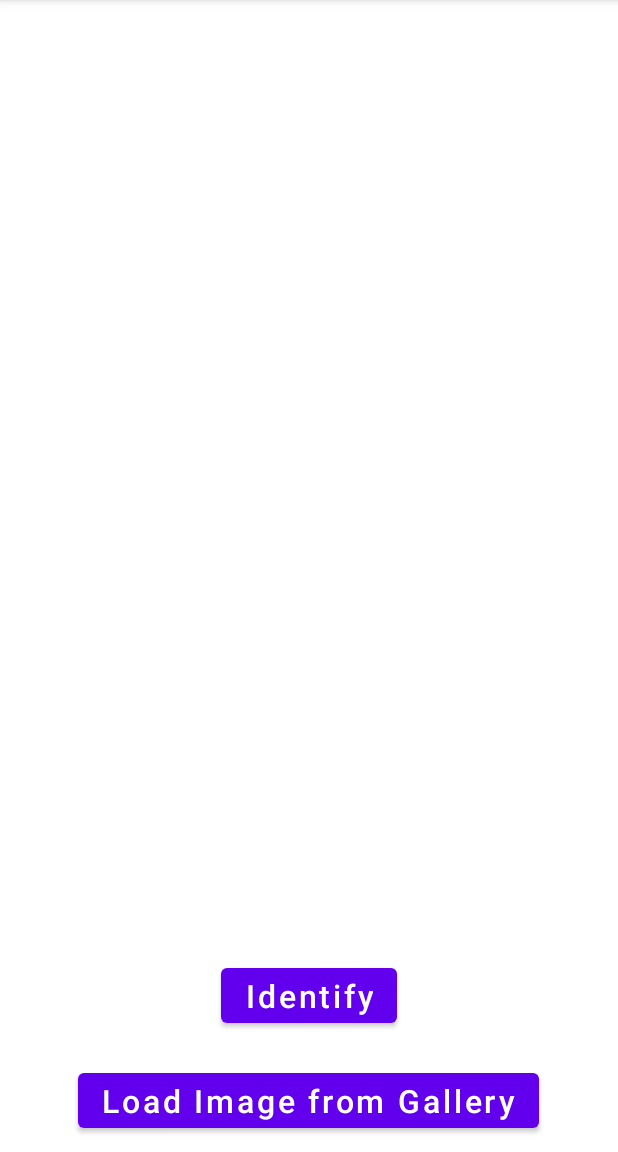
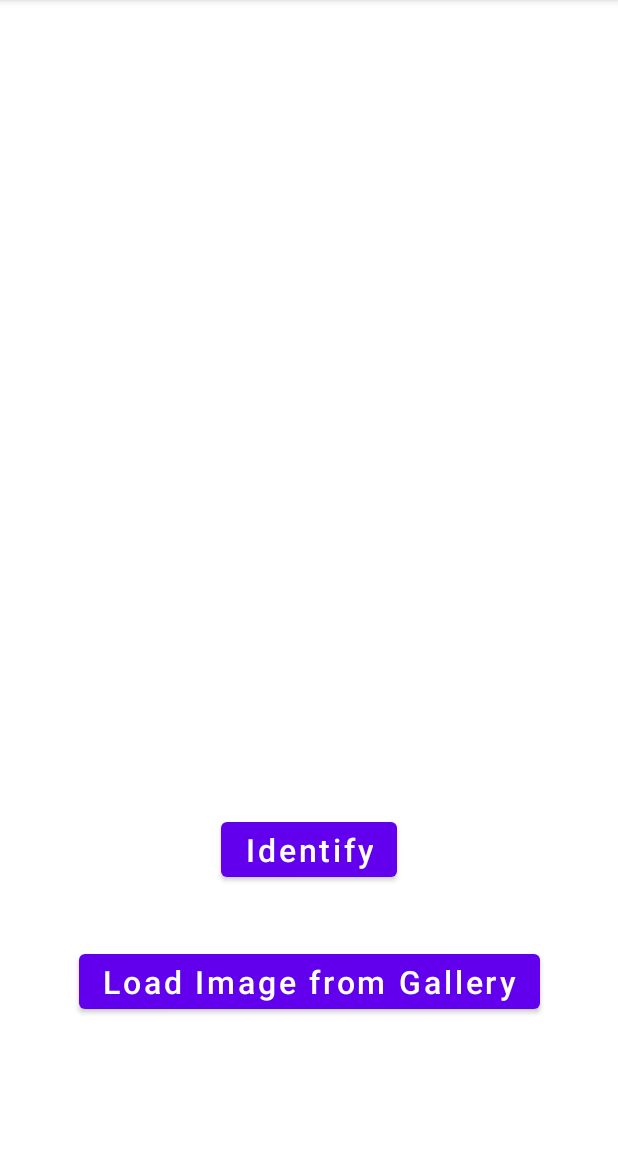
Before and after one commit to hauntedw/ImageClassificationApp, an Android app: the screen it shows after launch (MainActivity), on a phone screen of 412 x 824 dp, the part 84-1236 px from its top. Run offline under Robolectric (Android 15) with nearby library versions, the phone set to English and light mode, and no system bars.

Commit message:
UI Update
Changed UI from a Relative Layout to a constraint based one. Added a text view to display model results

```diff
--- a/app/src/main/res/layout/activity_main.xml
+++ b/app/src/main/res/layout/activity_main.xml
@@ -1,10 +1,25 @@
 <?xml version="1.0" encoding="utf-8"?>
-<RelativeLayout
-    xmlns:android="http://schemas.android.com/apk/res/android"
+<androidx.constraintlayout.widget.ConstraintLayout xmlns:android="http://schemas.android.com/apk/res/android"
+    xmlns:app="http://schemas.android.com/apk/res-auto"
     xmlns:tools="http://schemas.android.com/tools"
     android:layout_width="match_parent"
     android:layout_height="match_parent"
     tools:context=".MainActivity">
+
+    <!--TextView to display prediction-->
+    <TextView
+        android:id="@+id/textView"
+        android:layout_width="0dp"
+        android:layout_height="wrap_content"
+        android:layout_marginBottom="40dp"
+        android:text=""
+        android:textAllCaps="true"
+        android:textSize="20sp"
+        android:textStyle="bold"
+        app:layout_constraintBottom_toTopOf="@+id/identify"
+        app:layout_constraintEnd_toEndOf="parent"
+        app:layout_constraintStart_toStartOf="parent"
+        app:layout_constraintTop_toBottomOf="@+id/imageView" />
 
     <!--Button to open the image selector-->
     <Button
@@ -13,29 +28,44 @@
         android:layout_height="wrap_content"
         android:layout_alignParentBottom="true"
         android:layout_centerHorizontal="true"
-        android:layout_marginBottom="10sp"
+        android:layout_marginBottom="89dp"
         android:text="Load Image from Gallery"
+        android:textAllCaps="false"
         android:textColor="@android:color/white"
-        android:textAllCaps="false"
-        android:textSize="21sp" />
+        android:textSize="21sp"
+        app:layout_constraintBottom_toBottomOf="parent"
+        app:layout_constraintEnd_toEndOf="parent"
+        app:layout_constraintStart_toStartOf="parent"
+        app:layout_constraintTop_toBottomOf="@+id/identify" />
 
+    <!--Button that starts image prediction-->
     <Button
         android:id="@+id/identify"
         android:layout_width="wrap_content"
         android:layout_height="wrap_content"
         android:layout_alignParentBottom="true"
         android:layout_centerHorizontal="true"
-        android:layout_marginBottom="80sp"
+        android:layout_marginBottom="39dp"
         android:text="Identify"
+        android:textAllCaps="false"
         android:textColor="@android:color/white"
-        android:textAllCaps="false"
-        android:textSize="21sp" />
+        android:textSize="21sp"
+        app:layout_constraintBottom_toTopOf="@+id/gallery"
+        app:layout_constraintEnd_toEndOf="parent"
+        app:layout_constraintStart_toStartOf="parent"
+        app:layout_constraintTop_toBottomOf="@+id/textView" />
 
     <!--ImageView to preview the selected image-->
     <ImageView
         android:id="@+id/imageView"
-        android:layout_width="match_parent"
-        android:layout_height="match_parent"
-        android:layout_centerInParent="true" />
+        android:layout_width="0dp"
+        android:layout_height="0dp"
+        android:layout_centerInParent="true"
+        android:layout_marginBottom="42dp"
+        android:scaleType="fitCenter"
+        app:layout_constraintBottom_toTopOf="@+id/textView"
+        app:layout_constraintEnd_toEndOf="parent"
+        app:layout_constraintStart_toStartOf="parent"
+        app:layout_constraintTop_toTopOf="parent" />
 
-</RelativeLayout>
+</androidx.constraintlayout.widget.ConstraintLayout>
```
